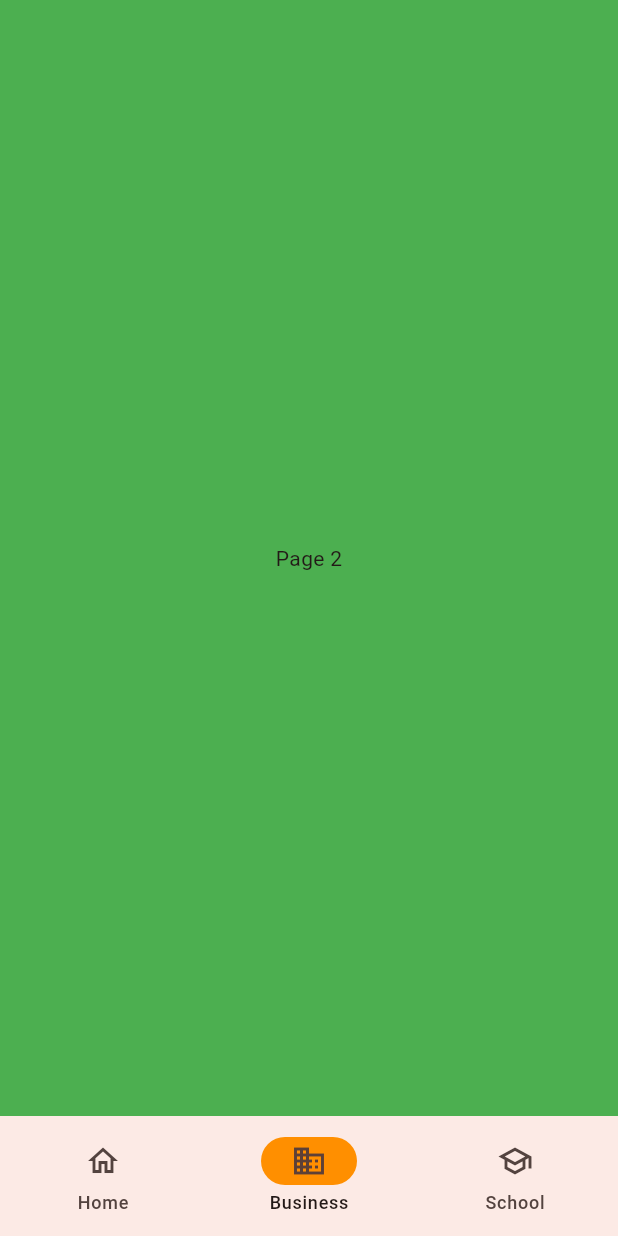
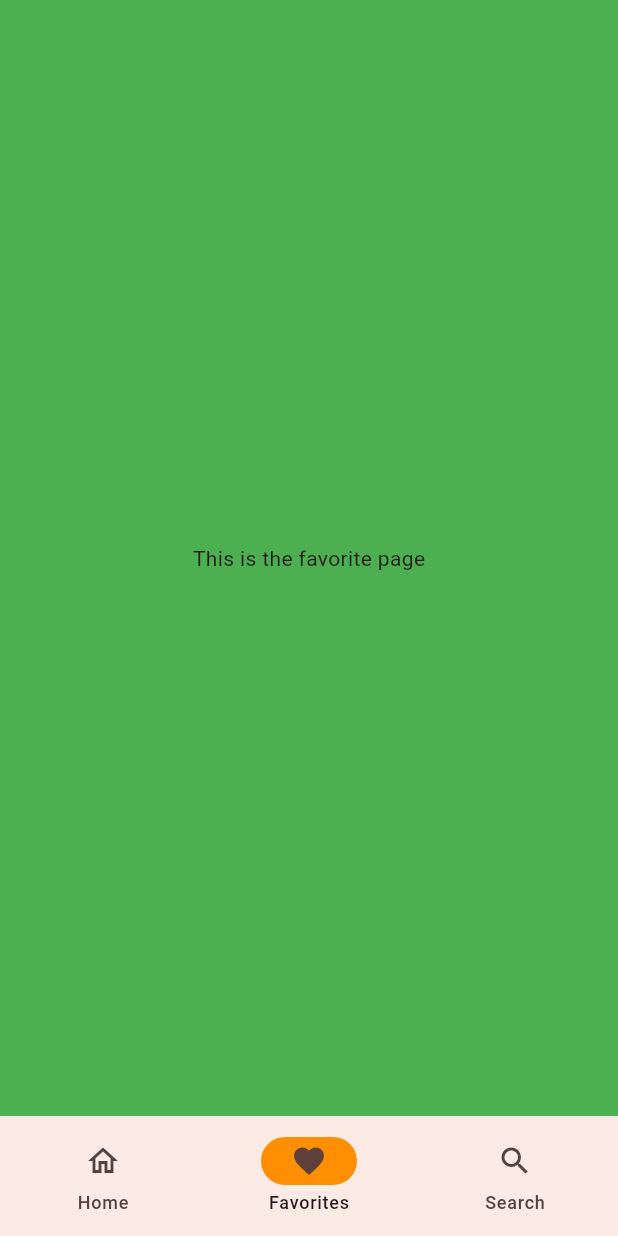
Before and after one commit to imanirajdoost/programmation-mobile-flutter, a Flutter app: the screen it shows after launch, item 2 of the bottom bar chosen, on a phone screen of 412 x 824 dp. Run offline on Flutter 3.47's test engine with Material 2 defaults, Android fonts, the light colour scheme and no system bars.

Commit message:
doing the navigation page

```diff
--- /dev/null
+++ b/lib/views/favorites.dart
@@ -0,0 +1,15 @@
+import 'package:flutter/material.dart';
+
+class FavoritePage extends StatefulWidget {
+  const FavoritePage({super.key});
+
+  @override
+  State<FavoritePage> createState() => _FavoritePageState();
+}
+
+class _FavoritePageState extends State<FavoritePage> {
+  @override
+  Widget build(BuildContext context) {
+    return const Text('This is the favorite page');
+  }
+}
--- a/lib/views/home.dart
+++ b/lib/views/home.dart
@@ -10,6 +10,6 @@ class HomePage extends StatefulWidget {
 class _HomePageState extends State<HomePage> {
   @override
   Widget build(BuildContext context) {
-    return const Text('test 1');
+    return const Text('This is the home page');
   }
 }
--- a/lib/views/navigation.dart
+++ b/lib/views/navigation.dart
@@ -1,5 +1,7 @@
 import 'package:flutter/material.dart';
 import 'package:projetprogmobile/views/home.dart';
+import 'package:projetprogmobile/views/favorites.dart';
+import 'package:projetprogmobile/views/search.dart';
 
 
 class MainNavigation extends StatefulWidget {
@@ -30,13 +32,14 @@ class _MainNavigationState extends State<MainNavigation> {
             label: 'Home',
           ),
           NavigationDestination(
-            icon: Icon(Icons.business),
-            label: 'Business',
+            selectedIcon: Icon(Icons.favorite),
+            icon: Icon(Icons.favorite_outline),
+            label: 'Favorites',
           ),
           NavigationDestination(
-            selectedIcon: Icon(Icons.school),
-            icon: Icon(Icons.school_outlined),
-            label: 'School',
+            selectedIcon: Icon(Icons.search),
+            icon: Icon(Icons.search_outlined),
+            label: 'Search',
           ),
         ],
       ),
@@ -49,12 +52,12 @@ class _MainNavigationState extends State<MainNavigation> {
         Container(
           color: Colors.green,
           alignment: Alignment.center,
-          child: const Text('Page 2'),
+          child: const FavoritePage(),
         ),
         Container(
           color: Colors.blue,
           alignment: Alignment.center,
-          child: const Text('Page 3'),
+          child: const SearchPage(),
         ),
       ][currentPageIndex],
     );
--- /dev/null
+++ b/lib/views/search.dart
@@ -0,0 +1,15 @@
+import 'package:flutter/material.dart';
+
+class SearchPage extends StatefulWidget {
+  const SearchPage({super.key});
+
+  @override
+  State<SearchPage> createState() => _SearchPageState();
+}
+
+class _SearchPageState extends State<SearchPage> {
+  @override
+  Widget build(BuildContext context) {
+    return const Text('This is the search page');
+  }
+}
```
